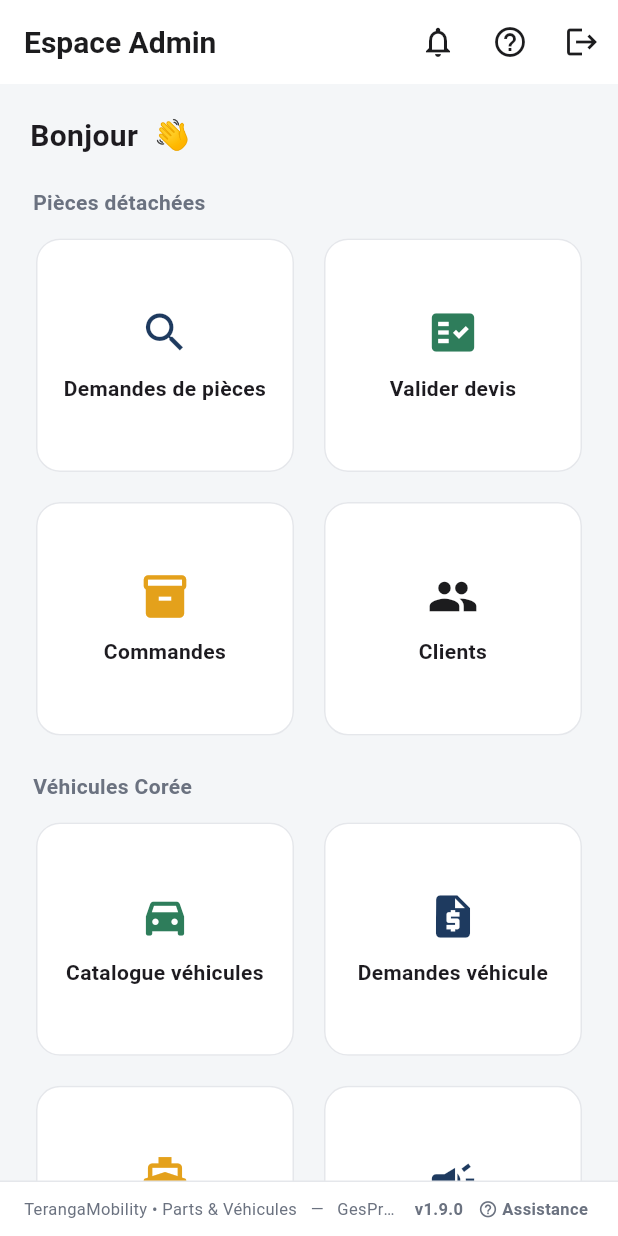
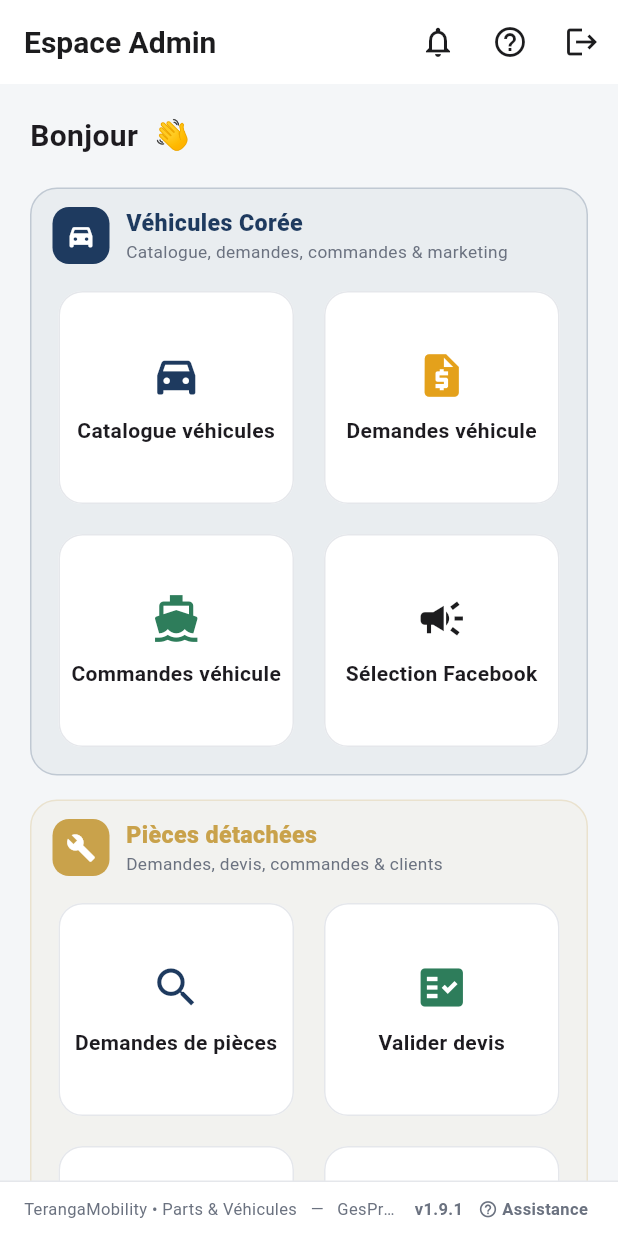
Before and after one commit to tairouseye/terangamobility, a Flutter app: the AdminDashboard screen opened by its route, on a phone screen of 412 x 824 dp. Run offline on Flutter 3.47's test engine with Material 3 defaults, Android fonts, the phone set to English and light mode, and no system bars; our stand-ins replace flutter_riverpod, go_router, image_picker, package_info_plus, pdf, supabase_flutter and 1 more; missing offline and left inert: dart:js_interop; accounts and stored records are empty.

Commit message:
feat(ux): sections Vehicules (bleu) vs Pieces (or) differenciees v1.9.1
Bloc de section colore (SectionGroup) avec icone + intitule + sous-titre :
- Vehicules Coree = bleu nuit
- Pieces detachees = or
Applique aux tableaux de bord client et admin pour une distinction immediate.

Co-Authored-By: Claude Opus 4.8 <noreply@anthropic.com>

```diff
--- a/lib/features/admin/admin_dashboard.dart
+++ b/lib/features/admin/admin_dashboard.dart
@@ -4,6 +4,7 @@ import 'package:flutter_riverpod/flutter_riverpod.dart';
 import '../../core/theme/app_theme.dart';
 import '../../providers/auth_providers.dart';
 import '../shared/dashboard_scaffold.dart';
+import '../shared/section_group.dart';
 import 'parts_requests_screen.dart';
 import 'quote_requests_screen.dart';
 import 'orders_screen.dart';
@@ -26,8 +27,34 @@ class AdminDashboard extends ConsumerWidget {
         Text('Bonjour ${profile?.fullName ?? ''} 👋',
             style: const TextStyle(fontSize: 20, fontWeight: FontWeight.w700)),
         const SizedBox(height: 20),
-        const _SectionLabel('Pièces détachées'),
-        _Grid(children: [
+        SectionGroup(
+          color: AppColors.primary,
+          icon: Icons.directions_car_filled,
+          title: 'Véhicules Corée',
+          subtitle: 'Catalogue, demandes, commandes & marketing',
+          child: _Grid(children: [
+            _AdminTile(
+                Icons.directions_car_filled, 'Catalogue véhicules',
+                AppColors.primary,
+                onTap: () => _go(context, const VehicleCatalogScreen())),
+            _AdminTile(
+                Icons.request_quote, 'Demandes véhicule', AppColors.ambre,
+                onTap: () =>
+                    _go(context, const VehicleRequestsAdminScreen())),
+            _AdminTile(
+                Icons.directions_boat, 'Commandes véhicule', AppColors.vert,
+                onTap: () => _go(context, const VehicleOrdersAdminScreen())),
+            _AdminTile(Icons.campaign, 'Sélection Facebook', AppColors.anthracite,
+                onTap: () => _go(context, const FacebookSelectionScreen())),
+          ]),
+        ),
+        const SizedBox(height: 16),
+        SectionGroup(
+          color: AppColors.or,
+          icon: Icons.build,
+          title: 'Pièces détachées',
+          subtitle: 'Demandes, devis, commandes & clients',
+          child: _Grid(children: [
             _AdminTile(Icons.search, 'Demandes de pièces', AppColors.primary,
                 onTap: () => _go(context, const PartsRequestsScreen())),
             _AdminTile(Icons.fact_check, 'Valider devis', AppColors.vert,
@@ -37,41 +64,13 @@ class AdminDashboard extends ConsumerWidget {
             _AdminTile(Icons.people, 'Clients', AppColors.anthracite,
                 onTap: () => _go(context, const ClientsScreen())),
           ]),
-        const SizedBox(height: 20),
-        const _SectionLabel('Véhicules Corée'),
-        _Grid(children: [
-          _AdminTile(
-              Icons.directions_car_filled, 'Catalogue véhicules',
-              AppColors.vert,
-              onTap: () => _go(context, const VehicleCatalogScreen())),
-          _AdminTile(
-              Icons.request_quote, 'Demandes véhicule', AppColors.primary,
-              onTap: () =>
-                  _go(context, const VehicleRequestsAdminScreen())),
-          _AdminTile(
-              Icons.directions_boat, 'Commandes véhicule', AppColors.ambre,
-              onTap: () => _go(context, const VehicleOrdersAdminScreen())),
-          _AdminTile(Icons.campaign, 'Sélection Facebook', AppColors.primary,
-              onTap: () => _go(context, const FacebookSelectionScreen())),
-        ]),
+        ),
       ],
     );
   }
 
   void _go(BuildContext context, Widget page) =>
       Navigator.of(context).push(MaterialPageRoute(builder: (_) => page));
-}
-
-class _SectionLabel extends StatelessWidget {
-  final String text;
-  const _SectionLabel(this.text);
-  @override
-  Widget build(BuildContext context) => Padding(
-        padding: const EdgeInsets.only(bottom: 10, left: 2),
-        child: Text(text,
-            style: const TextStyle(
-                fontWeight: FontWeight.w700, color: AppColors.gris)),
-      );
 }
 
 class _Grid extends StatelessWidget {
--- a/lib/features/client/client_dashboard.dart
+++ b/lib/features/client/client_dashboard.dart
@@ -4,6 +4,7 @@ import 'package:flutter_riverpod/flutter_riverpod.dart';
 import '../../core/theme/app_theme.dart';
 import '../../providers/auth_providers.dart';
 import '../shared/dashboard_scaffold.dart';
+import '../shared/section_group.dart';
 import 'vehicles/vehicles_screen.dart';
 import 'requests/new_request_screen.dart';
 import 'requests/requests_screen.dart';
@@ -33,16 +34,25 @@ class ClientDashboard extends ConsumerWidget {
           onTap: () => _go(context, const VehicleCatalogScreen()),
         ),
         const SizedBox(height: 20),
-        const _SectionLabel('Véhicules Corée'),
-        _Tiles(items: [
+        SectionGroup(
+          color: AppColors.primary,
+          icon: Icons.directions_car_filled,
+          title: 'Véhicules Corée',
+          subtitle: 'Import & réservation de voitures',
+          child: _Tiles(items: [
             _TileData(Icons.directions_car_filled, 'Catalogue véhicules',
                 AppColors.primary, () => _go(context, const VehicleCatalogScreen())),
             _TileData(Icons.directions_boat, 'Mes commandes véhicule',
                 AppColors.ambre, () => _go(context, const MyVehicleOrdersScreen())),
           ]),
-        const SizedBox(height: 20),
-        const _SectionLabel('Pièces détachées'),
-        _Tiles(items: [
+        ),
+        const SizedBox(height: 16),
+        SectionGroup(
+          color: AppColors.or,
+          icon: Icons.build,
+          title: 'Pièces détachées',
+          subtitle: 'Devis & commandes de pièces',
+          child: _Tiles(items: [
             _TileData(Icons.add_shopping_cart, 'Nouvelle demande',
                 AppColors.primary, () => _go(context, const NewRequestScreen())),
             _TileData(Icons.inventory_2, 'Mes demandes', AppColors.ambre,
@@ -54,24 +64,13 @@ class ClientDashboard extends ConsumerWidget {
             _TileData(Icons.directions_car, 'Mes véhicules', AppColors.vert,
                 () => _go(context, const VehiclesScreen())),
           ]),
+        ),
       ],
     );
   }
 
   void _go(BuildContext context, Widget page) =>
       Navigator.of(context).push(MaterialPageRoute(builder: (_) => page));
-}
-
-class _SectionLabel extends StatelessWidget {
-  final String text;
-  const _SectionLabel(this.text);
-  @override
-  Widget build(BuildContext context) => Padding(
-        padding: const EdgeInsets.only(bottom: 10, left: 2),
-        child: Text(text,
-            style: const TextStyle(
-                fontWeight: FontWeight.w700, color: AppColors.gris)),
-      );
 }
 
 class _TileData {
--- /dev/null
+++ b/lib/features/shared/section_group.dart
@@ -0,0 +1,74 @@
+import 'package:flutter/material.dart';
+
+import '../../core/theme/app_theme.dart';
+
+/// Bloc de section visuellement distinct : un fond teinte + un bandeau
+/// (icone + titre + sous-titre) dans une couleur propre au domaine.
+///
+/// Objectif : differencier d'un coup d'oeil les deux univers de l'app —
+/// **Vehicules Coree** (bleu nuit) et **Pieces detachees** (or) — pour que
+/// l'utilisateur repere immediatement la bonne zone.
+class SectionGroup extends StatelessWidget {
+  final Color color;
+  final IconData icon;
+  final String title;
+  final String? subtitle;
+  final Widget child;
+
+  const SectionGroup({
+    super.key,
+    required this.color,
+    required this.icon,
+    required this.title,
+    required this.child,
+    this.subtitle,
+  });
+
+  @override
+  Widget build(BuildContext context) {
+    return Container(
+      decoration: BoxDecoration(
+        color: color.withValues(alpha: 0.05),
+        borderRadius: BorderRadius.circular(18),
+        border: Border.all(color: color.withValues(alpha: 0.20)),
+      ),
+      padding: const EdgeInsets.fromLTRB(14, 12, 14, 14),
+      child: Column(
+        crossAxisAlignment: CrossAxisAlignment.start,
+        children: [
+          Row(
+            children: [
+              Container(
+                padding: const EdgeInsets.all(9),
+                decoration: BoxDecoration(
+                  color: color,
+                  borderRadius: BorderRadius.circular(11),
+                ),
+                child: Icon(icon, color: Colors.white, size: 20),
+              ),
+              const SizedBox(width: 11),
+              Expanded(
+                child: Column(
+                  crossAxisAlignment: CrossAxisAlignment.start,
+                  children: [
+                    Text(title,
+                        style: TextStyle(
+                            fontWeight: FontWeight.w800,
+                            fontSize: 15.5,
+                            color: color)),
+                    if (subtitle != null)
+                      Text(subtitle!,
+                          style: const TextStyle(
+                              fontSize: 11.5, color: AppColors.gris)),
+                  ],
+                ),
+              ),
+            ],
+          ),
+          const SizedBox(height: 14),
+          child,
+        ],
+      ),
+    );
+  }
+}
--- a/pubspec.yaml
+++ b/pubspec.yaml
@@ -16,7 +16,7 @@ publish_to: 'none' # Remove this line if you wish to publish to pub.dev
 # https://developer.apple.com/library/archive/documentation/General/Reference/InfoPlistKeyReference/Articles/CoreFoundationKeys.html
 # In Windows, build-name is used as the major, minor, and patch parts
 # of the product and file versions while build-number is used as the build suffix.
-version: 1.9.0+27
+version: 1.9.1+28
 
 environment:
   sdk: ^3.11.5
```
Lines whose indentation alone changed are shown as unchanged.
